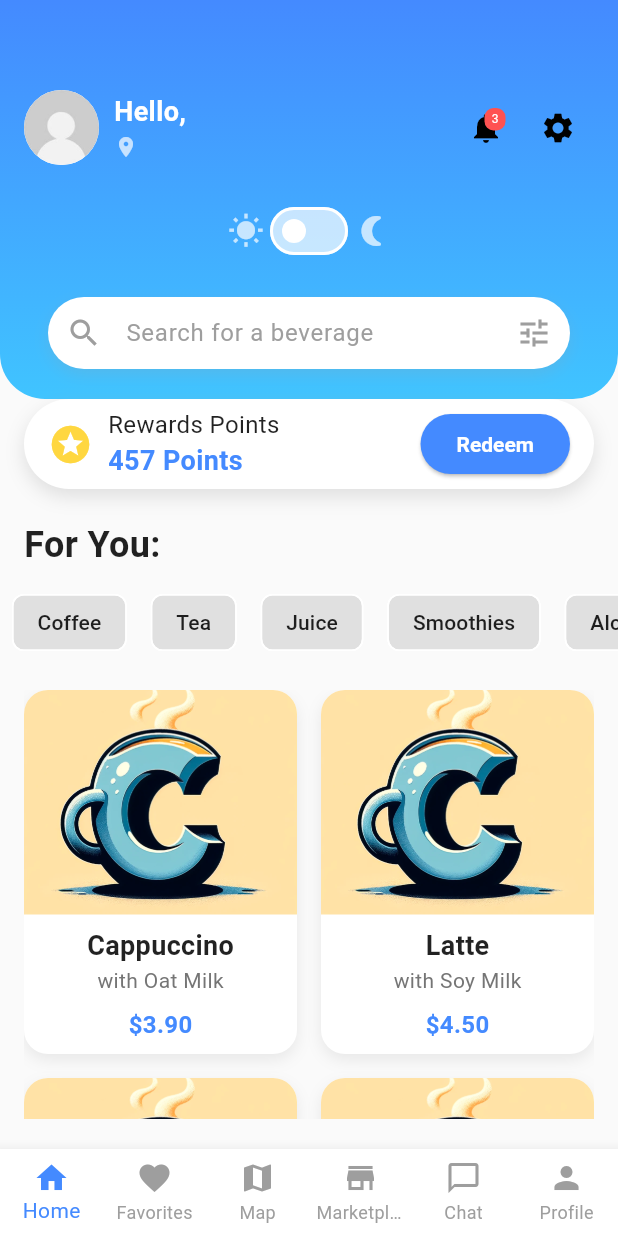
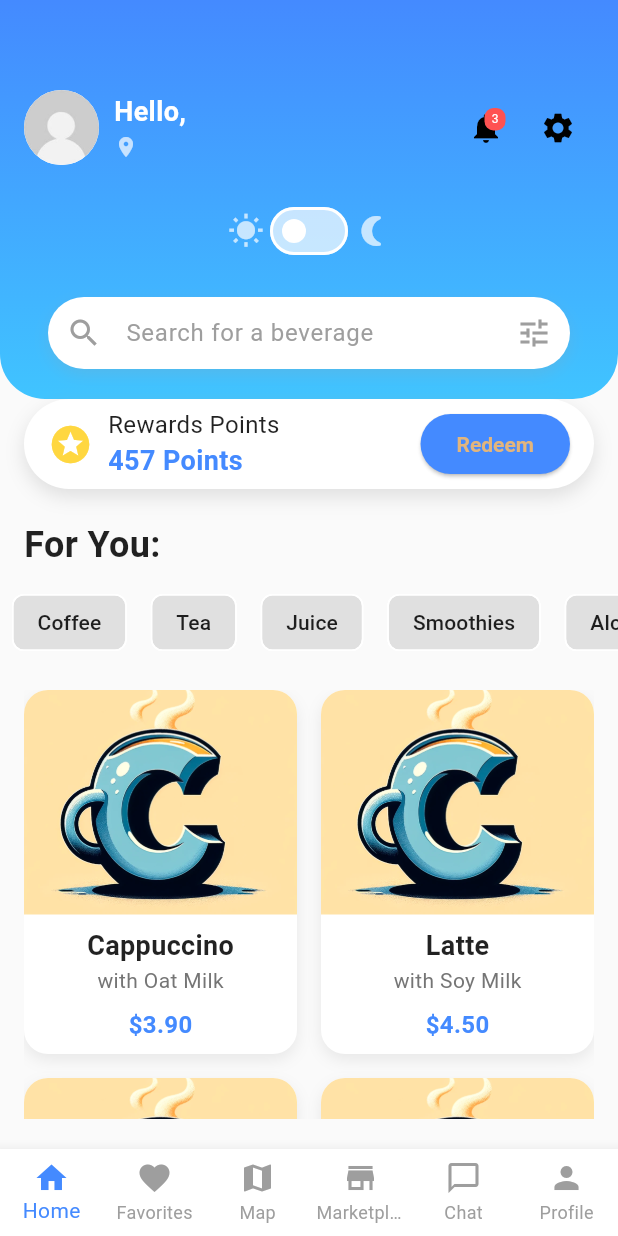
Before and after one commit to seena-kab/CupCompanion, a Flutter app: the HomeScreen screen opened by its route, on a phone screen of 412 x 824 dp. Run offline on Flutter 3.47's test engine with Material 3 defaults, Android fonts, the light colour scheme and no system bars; our stand-ins replace cloud_firestore, firebase_auth, firebase_core, firebase_database, image_picker, shared_preferences; accounts and stored records are empty.

Commit message:
fixes to app

```diff
--- a/cup_companion/lib/screens/home_screen.dart
+++ b/cup_companion/lib/screens/home_screen.dart
@@ -723,8 +723,8 @@ class RewardsSection extends StatelessWidget {
                 ],
               ),
             ),
-            // Redeem Button
-            ElevatedButton(
+             Flexible(
+      child: ElevatedButton(
         onPressed: () {
           // Handle Redeem button tap
           Navigator.pushNamed(context, '/redeem'); // Example navigation
@@ -736,12 +736,12 @@ class RewardsSection extends StatelessWidget {
           shape: RoundedRectangleBorder(
             borderRadius: BorderRadius.circular(20),
           ),
+          textStyle: const TextStyle(
+            fontWeight: FontWeight.bold,
+          ),
         ),
         child: const Text(
           'Redeem',
-                style: TextStyle(
-                  color: Colors.white,
-                  fontWeight: FontWeight.bold,
         ),
       ),
     ),
```
Also changed, not shown: 1 other file. Lines whose indentation alone changed are shown as unchanged.
